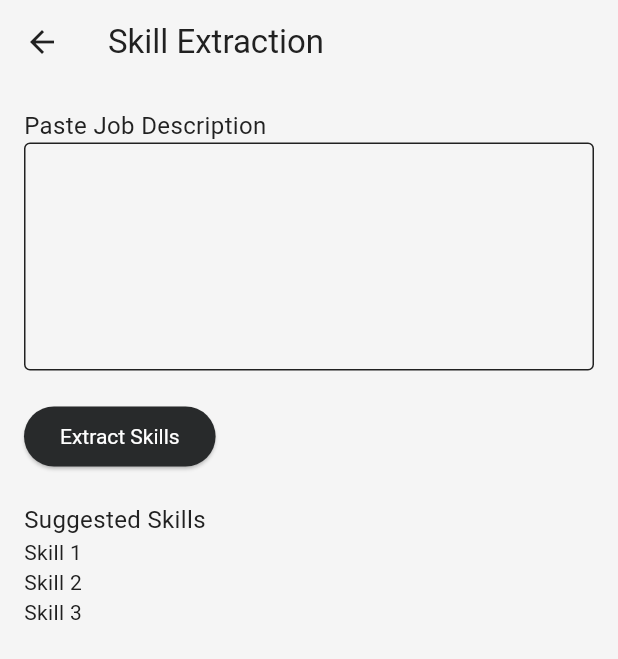
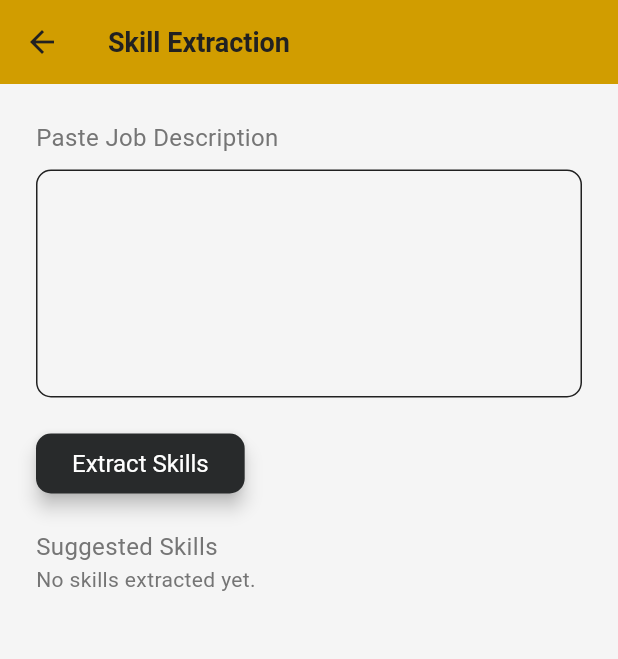
Before and after one commit to HammadBullah/Resume_Builder, a Flutter app: the SkillExtractionScreen screen opened by its route, after a tap on "Extract Skills", on a phone screen of 412 x 824 dp. Shown: the top 659 px of the screen. Run offline on Flutter 3.47's test engine with Material 3 defaults, Android fonts, the phone set to English and light mode, and no system bars; our stand-ins replace firebase_auth, firebase_core, image_picker; accounts and stored records are empty; Roboto replaces fonts that are missing (Montserrat).

Commit message:
skill_extraction

```diff
--- a/lib/main.dart
+++ b/lib/main.dart
@@ -27,6 +27,7 @@ class MyApp extends StatelessWidget {
       providers: [
         ChangeNotifierProvider(create: (context) => ProfileProvider()),
         ChangeNotifierProvider(create: (context) => ResumeProvider()),
+        ChangeNotifierProvider(create: (context) => SkillExtractionProvider()),
       ],
       child: MaterialApp(
         title: 'Intelligent Resume Builder',
--- a/lib/screens/skill_extraction.dart
+++ b/lib/screens/skill_extraction.dart
@@ -1,4 +1,123 @@
 import 'package:flutter/material.dart';
+import 'package:provider/provider.dart';
+import 'package:resumebuild/utils/theme.dart';
+
+class SkillExtractionProvider with ChangeNotifier {
+  String _jobDescription = '';
+  List<String> _skills = [];
+  bool _isLoading = false;
+
+  String get jobDescription => _jobDescription;
+  set jobDescription(String value) {
+    _jobDescription = value;
+    notifyListeners();
+  }
+
+  List<String> get skills => _skills;
+  bool get isLoading => _isLoading;
+
+  Future<void> extractSkills() async {
+    _isLoading = true;
+    notifyListeners();
+
+    final commonSkills = [
+      'java',
+      'cloud',
+      'computing',
+      'python',
+      'javascript',
+      'react',
+      'angular',
+      'vue',
+      'nodejs',
+      'express',
+      'mongodb',
+      'mysql',
+      'sql',
+      'aws',
+      'azure',
+      'google cloud',
+      'machine learning',
+      'artificial intelligence',
+      'data science',
+      'data analysis',
+      'data visualization',
+      'statistics',
+      'mathematics',
+      'c++',
+      'c#',
+      'swift',
+      'kotlin',
+      'ruby',
+      'php',
+      'go',
+      'rust',
+      'typescript',
+      'html',
+      'css',
+      'sass',
+      'less',
+      'bootstrap',
+      'material design',
+      'ui design',
+      'ux design',
+      'devops',
+      'agile',
+      'scrum',
+      'kanban',
+      'project management',
+      'leadership',
+      'communication',
+      'team management',
+      'time management',
+      'problem solving',
+      'critical thinking',
+      'collaboration',
+      'adaptability',
+      'android',
+      'ios',
+      'flutter',
+      'react native',
+      'ionic',
+      'xamarin',
+      'cordova',
+      'phonegap',
+      'web development',
+      'mobile development',
+      'desktop development',
+      'game development',
+      'database administration',
+      'network administration',
+      'cybersecurity',
+      'information security',
+      'penetration testing',
+      'vulnerability assessment',
+      'compliance',
+      'audit',
+      'risk management',
+      'software development',
+      'problem-solving',
+      // Add more skills as needed
+    ];
+
+    final words = _jobDescription
+        .toLowerCase()
+        .split(RegExp(r'\W+'))
+        .where((word) => word.isNotEmpty)
+        .toList();
+    final skills = <String>{};
+
+    for (final word in words) {
+      if (commonSkills.contains(word)) {
+        skills.add(word);
+      }
+    }
+
+    _skills = skills.take(3).toList(); // Return top 3 skills (adjust as needed)
+    _isLoading = false;
+    notifyListeners();
+  }
+}
 
 class SkillExtractionScreen extends StatelessWidget {
   const SkillExtractionScreen({super.key});
@@ -7,36 +126,72 @@ class SkillExtractionScreen extends StatelessWidget {
   Widget build(BuildContext context) {
     return Scaffold(
       appBar: AppBar(
-        title: const Text('Skill Extraction', style: TextStyle(fontFamily: 'Montserrat')),
+        title: Text('Skill Extraction', style: TextStyle(fontFamily: 'Montserrat', fontSize: 18, fontWeight: FontWeight.bold)),
+        backgroundColor:  Color.fromARGB(255, 209, 157, 0),
+        elevation: 0,
       ),
       body: Padding(
-        padding: const EdgeInsets.all(16.0),
+        padding: const EdgeInsets.all(24.0),
         child: Column(
           crossAxisAlignment: CrossAxisAlignment.start,
           children: [
-            const Text('Paste Job Description', style: TextStyle(fontFamily: 'Montserrat', fontSize: 16)),
-            const TextField(
+            Text('Paste Job Description', style: TextStyle(fontFamily: 'Montserrat', fontSize: 16, color: Colors.grey[600])),
+            SizedBox(height: 10),
+            TextField(
               maxLines: 5,
               decoration: InputDecoration(
-                border: OutlineInputBorder(),
+                filled: true,
+                fillColor: Colors.grey[100],
+                border: OutlineInputBorder(
+                  borderRadius: BorderRadius.circular(10),
+
+                ),
+                contentPadding: EdgeInsets.all(16),
               ),
+              onChanged: (value) {
+                context.read<SkillExtractionProvider>().jobDescription = value;
+              },
             ),
-            const SizedBox(height: 20),
+            SizedBox(height: 20),
             ElevatedButton(
               onPressed: () {
-                // Extract skills
+                context.read<SkillExtractionProvider>().extractSkills();
               },
-              child: const Text('Extract Skills', style: TextStyle(fontFamily: 'Montserrat')),
+              style: ElevatedButton.styleFrom(
+                foregroundColor: Colors.white, backgroundColor: AppColors.primary,
+                elevation: 5,
+                shape: RoundedRectangleBorder(
+                  borderRadius: BorderRadius.circular(10),
+                ),
+              ),
+              child: Text('Extract Skills', style: TextStyle(fontFamily: 'Montserrat', fontSize: 16)),
             ),
-            const SizedBox(height: 20),
-            const Text('Suggested Skills', style: TextStyle(fontFamily: 'Montserrat', fontSize: 16)),
-            const Column(
-              crossAxisAlignment: CrossAxisAlignment.start,
-              children: [
-                Text('Skill 1', style: TextStyle(fontFamily: 'Montserrat')),
-                Text('Skill 2', style: TextStyle(fontFamily: 'Montserrat')),
-                Text('Skill 3', style: TextStyle(fontFamily: 'Montserrat')),
-              ],
+            SizedBox(height: 20),
+            Text('Suggested Skills', style: TextStyle(fontFamily: 'Montserrat', fontSize: 16, color: Colors.grey[600])),
+            Consumer<SkillExtractionProvider>(
+              builder: (context, provider, child) {
+                if (provider.isLoading) {
+                  return Center(child: CircularProgressIndicator());
+                } else if (provider.skills.isEmpty) {
+                  return Text('No skills extracted yet.', style: TextStyle(color: Colors.grey[600]));
+                } else {
+                  return ListView.builder(
+                    shrinkWrap: true,
+                    itemCount: provider.skills.length,
+                    itemBuilder: (context, index) {
+                      return Card(
+                        elevation: 5,
+                        shape: RoundedRectangleBorder(
+                          borderRadius: BorderRadius.circular(10),
+                        ),
+                        child: ListTile(
+                          title: Text(provider.skills[index], style: TextStyle(fontFamily: 'Montserrat', fontSize: 16)),
+                        ),
+                      );
+                    },
+                  );
+                }
+              },
             ),
           ],
         ),
--- a/pubspec.yaml
+++ b/pubspec.yaml
@@ -39,6 +39,7 @@ dependencies:
   image_picker: ^1.1.2
   provider: ^6.1.2
   cloud_firestore: ^4.17.5
+  http: ^1.2.1
 
 dev_dependencies:
   flutter_test:
```
Also changed, not shown: lib/utils/common_skills.txt (added, +44 -0 lines), pubspec.lock, 1 other file.
